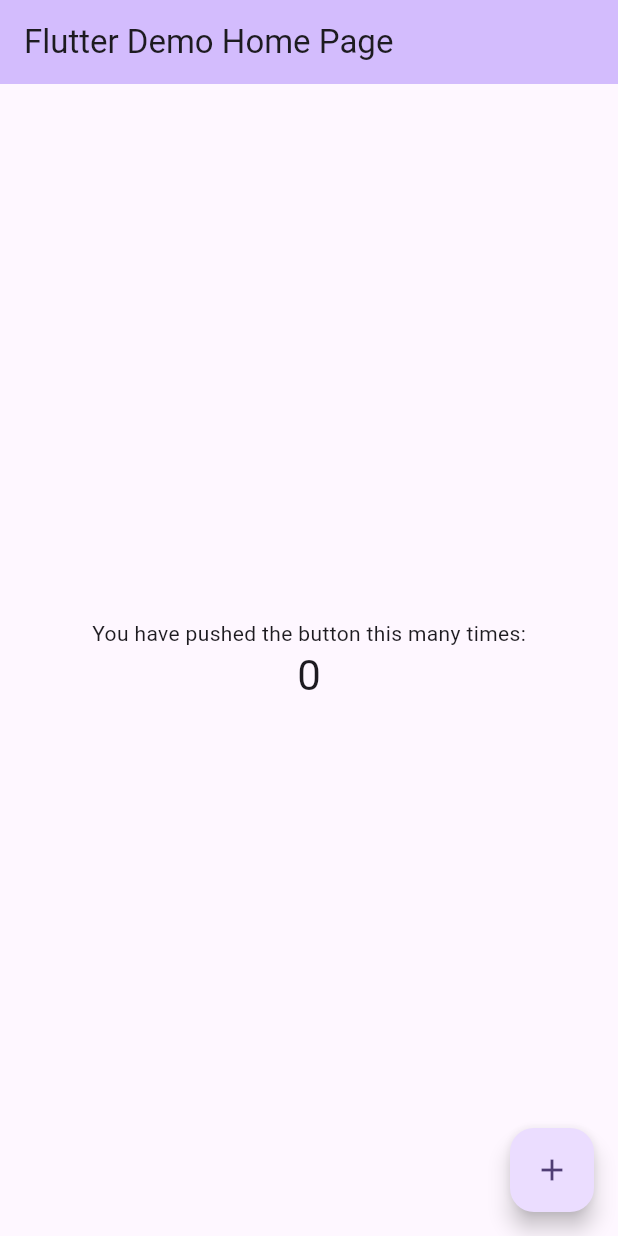
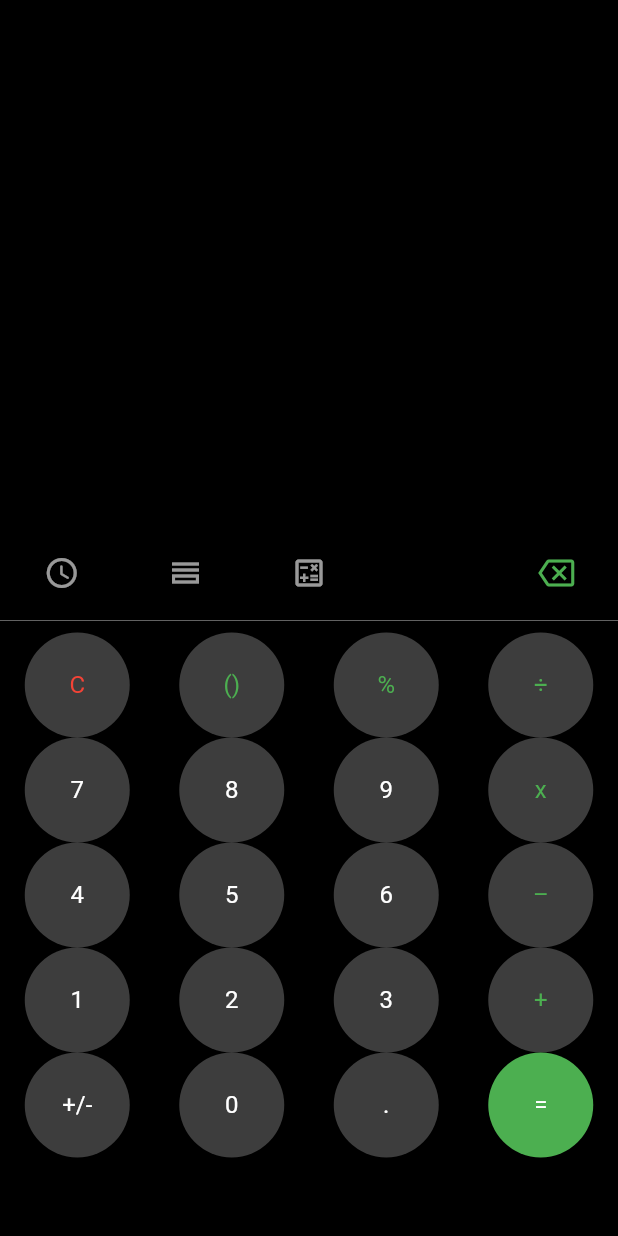
Before and after one commit to PoornaSenadheera100/Calculator-Flutter-App, a Flutter app: the screen it shows after launch, on a phone screen of 412 x 824 dp. Run offline on Flutter 3.47's test engine with Material 2 defaults, Android fonts, the phone set to English and light mode, and no system bars.

Commit message:
Designed buttons

```diff
--- a/lib/main.dart
+++ b/lib/main.dart
@@ -1,125 +1,18 @@
+import 'package:calculator_flutter_app/screens/calculator_main_screen.dart';
 import 'package:flutter/material.dart';
 
-void main() {
-  runApp(const MyApp());
+void main(){
+  runApp(const CalculatorApp());
 }
 
-class MyApp extends StatelessWidget {
-  const MyApp({super.key});
+class CalculatorApp extends StatelessWidget {
+  const CalculatorApp({super.key});
 
-  // This widget is the root of your application.
   @override
   Widget build(BuildContext context) {
     return MaterialApp(
-      title: 'Flutter Demo',
-      theme: ThemeData(
-        // This is the theme of your application.
-        //
-        // TRY THIS: Try running your application with "flutter run". You'll see
-        // the application has a blue toolbar. Then, without quitting the app,
-        // try changing the seedColor in the colorScheme below to Colors.green
-        // and then invoke "hot reload" (save your changes or press the "hot
-        // reload" button in a Flutter-supported IDE, or press "r" if you used
-        // the command line to start the app).
-        //
-        // Notice that the counter didn't reset back to zero; the application
-        // state is not lost during the reload. To reset the state, use hot
-        // restart instead.
-        //
-        // This works for code too, not just values: Most code changes can be
-        // tested with just a hot reload.
-        colorScheme: ColorScheme.fromSeed(seedColor: Colors.deepPurple),
-        useMaterial3: true,
-      ),
-      home: const MyHomePage(title: 'Flutter Demo Home Page'),
+      theme: ThemeData(canvasColor: Colors.black),
+      home: CalculatorMainScreen(),
     );
   }
 }
-
-class MyHomePage extends StatefulWidget {
-  const MyHomePage({super.key, required this.title});
-
-  // This widget is the home page of your application. It is stateful, meaning
-  // that it has a State object (defined below) that contains fields that affect
-  // how it looks.
-
-  // This class is the configuration for the state. It holds the values (in this
-  // case the title) provided by the parent (in this case the App widget) and
-  // used by the build method of the State. Fields in a Widget subclass are
-  // always marked "final".
-
-  final String title;
-
-  @override
-  State<MyHomePage> createState() => _MyHomePageState();
-}
-
-class _MyHomePageState extends State<MyHomePage> {
-  int _counter = 0;
-
-  void _incrementCounter() {
-    setState(() {
-      // This call to setState tells the Flutter framework that something has
-      // changed in this State, which causes it to rerun the build method below
-      // so that the display can reflect the updated values. If we changed
-      // _counter without calling setState(), then the build method would not be
-      // called again, and so nothing would appear to happen.
-      _counter++;
-    });
-  }
-
-  @override
-  Widget build(BuildContext context) {
-    // This method is rerun every time setState is called, for instance as done
-    // by the _incrementCounter method above.
-    //
-    // The Flutter framework has been optimized to make rerunning build methods
-    // fast, so that you can just rebuild anything that needs updating rather
-    // than having to individually change instances of widgets.
-    return Scaffold(
-      appBar: AppBar(
-        // TRY THIS: Try changing the color here to a specific color (to
-        // Colors.amber, perhaps?) and trigger a hot reload to see the AppBar
-        // change color while the other colors stay the same.
-        backgroundColor: Theme.of(context).colorScheme.inversePrimary,
-        // Here we take the value from the MyHomePage object that was created by
-        // the App.build method, and use it to set our appbar title.
-        title: Text(widget.title),
-      ),
-      body: Center(
-        // Center is a layout widget. It takes a single child and positions it
-        // in the middle of the parent.
-        child: Column(
-          // Column is also a layout widget. It takes a list of children and
-          // arranges them vertically. By default, it sizes itself to fit its
-          // children horizontally, and tries to be as tall as its parent.
-          //
-          // Column has various properties to control how it sizes itself and
-          // how it positions its children. Here we use mainAxisAlignment to
-          // center the children vertically; the main axis here is the vertical
-          // axis because Columns are vertical (the cross axis would be
-          // horizontal).
-          //
-          // TRY THIS: Invoke "debug painting" (choose the "Toggle Debug Paint"
-          // action in the IDE, or press "p" in the console), to see the
-          // wireframe for each widget.
-          mainAxisAlignment: MainAxisAlignment.center,
-          children: <Widget>[
-            const Text(
-              'You have pushed the button this many times:',
-            ),
-            Text(
-              '$_counter',
-              style: Theme.of(context).textTheme.headlineMedium,
-            ),
-          ],
-        ),
-      ),
-      floatingActionButton: FloatingActionButton(
-        onPressed: _incrementCounter,
-        tooltip: 'Increment',
-        child: const Icon(Icons.add),
-      ), // This trailing comma makes auto-formatting nicer for build methods.
-    );
-  }
-}
--- /dev/null
+++ b/lib/screens/calculator_main_screen.dart
@@ -0,0 +1,275 @@
+import 'package:flutter/material.dart';
+
+class CalculatorMainScreen extends StatefulWidget {
+  const CalculatorMainScreen({super.key});
+
+  @override
+  State<CalculatorMainScreen> createState() => _CalculatorMainScreenState();
+}
+
+class _CalculatorMainScreenState extends State<CalculatorMainScreen> {
+  @override
+  Widget build(BuildContext context) {
+    return Scaffold(
+      body: Column(
+        mainAxisAlignment: MainAxisAlignment.spaceAround,
+        children: [
+          Row(
+            children: [
+              Flexible(child: TextField())
+            ],
+          ),
+          Row(
+            children: [
+              Flexible(child: TextField())
+            ],
+          ),
+          Container(
+            child: Column(
+              children: [
+                Row(
+                  children: [
+                    IconButton(onPressed: (){}, icon: Icon(Icons.access_time_rounded, color: Colors.white60,)),
+                    IconButton(onPressed: (){}, icon: Icon(Icons.horizontal_split_outlined, color: Colors.white60,)),
+                    IconButton(onPressed: (){}, icon: Icon(Icons.calculate_outlined, color: Colors.white60,)),
+                    IconButton(onPressed: (){}, icon: Icon(null)),
+                    IconButton(onPressed: (){}, icon: Icon(Icons.backspace_outlined, color: Colors.green,)),
+                  ],
+                  mainAxisAlignment: MainAxisAlignment.spaceAround,
+                ),
+                Divider(color: Colors.white38,),
+                Row(
+                  mainAxisAlignment: MainAxisAlignment.spaceAround,
+                  children: [
+                    CircleAvatar(
+                      radius: 35.0,
+                      backgroundColor: Colors.white24,
+                      child: IconButton(
+                          onPressed: () {},
+                          icon: Text(
+                            "C",
+                            style: TextStyle(color: Colors.red),
+                          )),
+                    ),
+                    CircleAvatar(
+                      radius: 35.0,
+                      backgroundColor: Colors.white24,
+                      child: IconButton(
+                          onPressed: () {},
+                          icon: Text(
+                            "()",
+                            style: TextStyle(color: Colors.green),
+                          )),
+                    ),
+                    CircleAvatar(
+                      radius: 35.0,
+                      backgroundColor: Colors.white24,
+                      child: IconButton(
+                          onPressed: () {},
+                          icon: Text(
+                            "%",
+                            style: TextStyle(color: Colors.green),
+                          )),
+                    ),
+                    CircleAvatar(
+                      radius: 35.0,
+                      backgroundColor: Colors.white24,
+                      child: IconButton(
+                          onPressed: () {},
+                          icon: Text(
+                            "÷",
+                            style: TextStyle(color: Colors.green),
+                          )),
+                    ),
+                  ],
+                ),
+                Row(
+                  mainAxisAlignment: MainAxisAlignment.spaceAround,
+                  children: [
+                    CircleAvatar(
+                      radius: 35.0,
+                      backgroundColor: Colors.white24,
+                      child: IconButton(
+                          onPressed: () {},
+                          icon: Text(
+                            "7",
+                            style: TextStyle(color: Colors.white),
+                          )),
+                    ),
+                    CircleAvatar(
+                      radius: 35.0,
+                      backgroundColor: Colors.white24,
+                      child: IconButton(
+                          onPressed: () {},
+                          icon: Text(
+                            "8",
+                            style: TextStyle(color: Colors.white),
+                          )),
+                    ),
+                    CircleAvatar(
+                      radius: 35.0,
+                      backgroundColor: Colors.white24,
+                      child: IconButton(
+                          onPressed: () {},
+                          icon: Text(
+                            "9",
+                            style: TextStyle(color: Colors.white),
+                          )),
+                    ),
+                    CircleAvatar(
+                      radius: 35.0,
+                      backgroundColor: Colors.white24,
+                      child: IconButton(
+                          onPressed: () {},
+                          icon: Text(
+                            "x",
+                            style: TextStyle(color: Colors.green),
+                          )),
+                    ),
+                  ],
+                ),
+                Row(
+                  mainAxisAlignment: MainAxisAlignment.spaceAround,
+                  children: [
+                    CircleAvatar(
+                      radius: 35.0,
+                      backgroundColor: Colors.white24,
+                      child: IconButton(
+                          onPressed: () {},
+                          icon: Text(
+                            "4",
+                            style: TextStyle(color: Colors.white),
+                          )),
+                    ),
+                    CircleAvatar(
+                      radius: 35.0,
+                      backgroundColor: Colors.white24,
+                      child: IconButton(
+                          onPressed: () {},
+                          icon: Text(
+                            "5",
+                            style: TextStyle(color: Colors.white),
+                          )),
+                    ),
+                    CircleAvatar(
+                      radius: 35.0,
+                      backgroundColor: Colors.white24,
+                      child: IconButton(
+                          onPressed: () {},
+                          icon: Text(
+                            "6",
+                            style: TextStyle(color: Colors.white),
+                          )),
+                    ),
+                    CircleAvatar(
+                      radius: 35.0,
+                      backgroundColor: Colors.white24,
+                      child: IconButton(
+                          onPressed: () {},
+                          icon: Text(
+                            "–",
+                            style: TextStyle(color: Colors.green),
+                          )),
+                    ),
+                  ],
+                ),
+                Row(
+                  mainAxisAlignment: MainAxisAlignment.spaceAround,
+                  children: [
+                    CircleAvatar(
+                      radius: 35.0,
+                      backgroundColor: Colors.white24,
+                      child: IconButton(
+                          onPressed: () {},
+                          icon: Text(
+                            "1",
+                            style: TextStyle(color: Colors.white),
+                          )),
+                    ),
+                    CircleAvatar(
+                      radius: 35.0,
+                      backgroundColor: Colors.white24,
+                      child: IconButton(
+                          onPressed: () {},
+                          icon: Text(
+                            "2",
+                            style: TextStyle(color: Colors.white),
+                          )),
+                    ),
+                    CircleAvatar(
+                      radius: 35.0,
+                      backgroundColor: Colors.white24,
+                      child: IconButton(
+                          onPressed: () {},
+                          icon: Text(
+                            "3",
+                            style: TextStyle(color: Colors.white),
+                          )),
+                    ),
+                    CircleAvatar(
+                      radius: 35.0,
+                      backgroundColor: Colors.white24,
+                      child: IconButton(
+                          onPressed: () {},
+                          icon: Text(
+                            "+",
+                            style: TextStyle(color: Colors.green),
+                          )),
+                    ),
+                  ],
+                ),
+                Row(
+                  mainAxisAlignment: MainAxisAlignment.spaceAround,
+                  children: [
+                    CircleAvatar(
+                      radius: 35.0,
+                      backgroundColor: Colors.white24,
+                      child: IconButton(
+                          onPressed: () {},
+                          icon: Text(
+                            "+/-",
+                            style: TextStyle(color: Colors.white),
+                          )),
+                    ),
+                    CircleAvatar(
+                      radius: 35.0,
+                      backgroundColor: Colors.white24,
+                      child: IconButton(
+                          onPressed: () {},
+                          icon: Text(
+                            "0",
+                            style: TextStyle(color: Colors.white),
+                          )),
+                    ),
+                    CircleAvatar(
+                      radius: 35.0,
+                      backgroundColor: Colors.white24,
+                      child: IconButton(
+                          onPressed: () {},
+                          icon: Text(
+                            ".",
+                            style: TextStyle(color: Colors.white),
+                          )),
+                    ),
+                    CircleAvatar(
+                      radius: 35.0,
+                      backgroundColor: Colors.green,
+                      child: IconButton(
+                        highlightColor: Colors.red,
+                        onPressed: () {},
+                        icon: Text(
+                          "=",
+                          style: TextStyle(color: Colors.white),
+                        ),
+                      ),
+                    ),
+                  ],
+                ),
+              ],
+            ),
+          ),
+        ],
+      ),
+    );
+  }
+}
```
Also changed, not shown: 1 other file.
